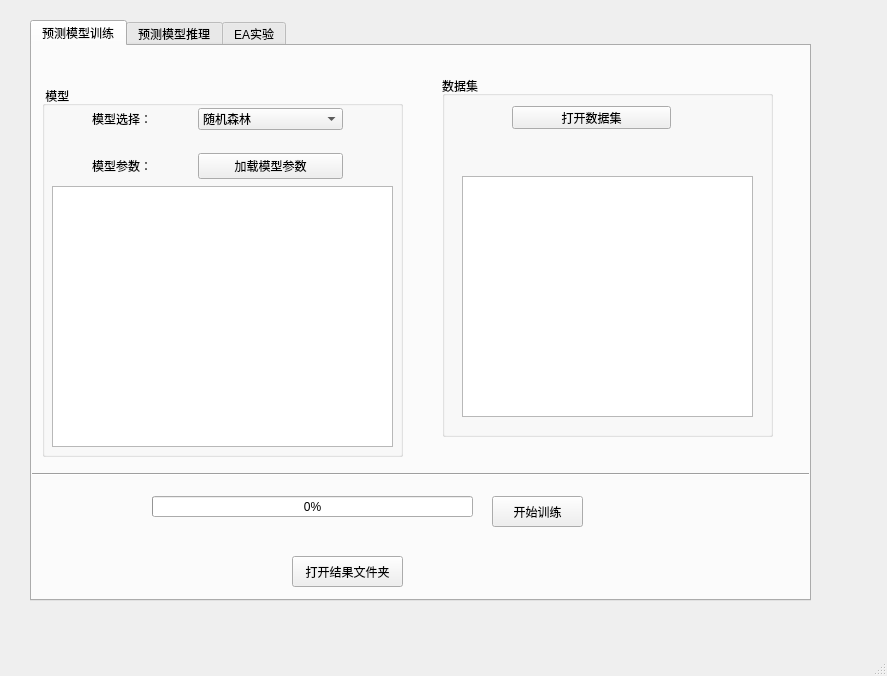
Old version of the form ui/main_page.ui in the repository Znmangosteen/EvoTool.
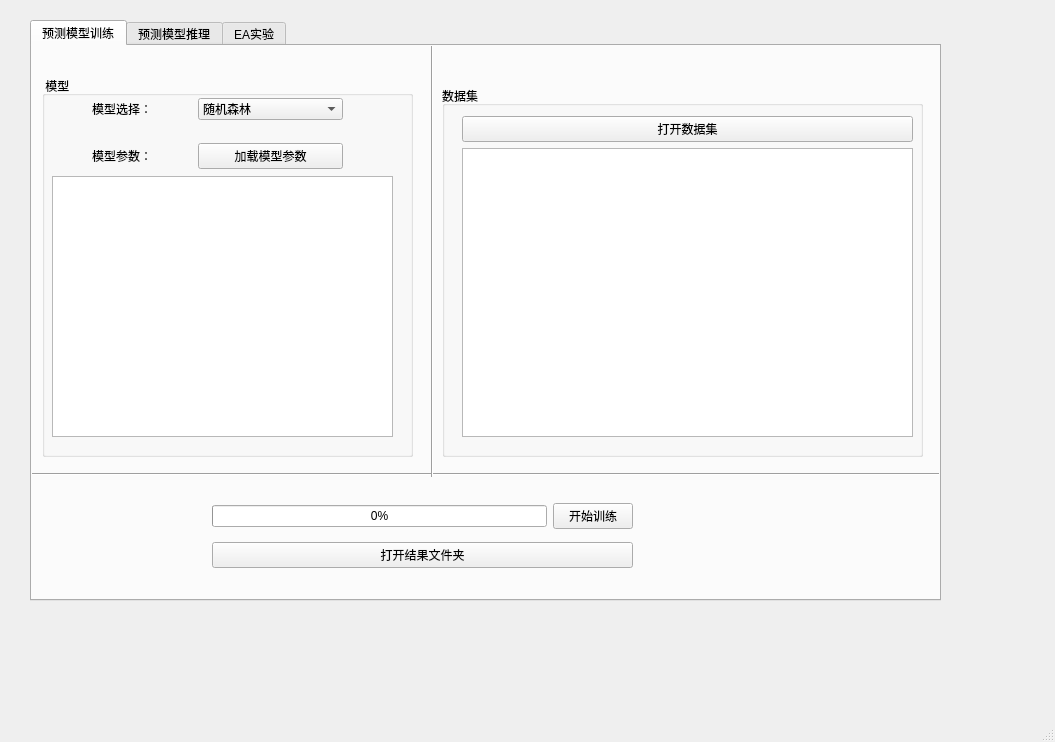
New version of the form.

Commit message: dataset load part & open result folder

Patch:
```diff
--- a/ui/main_page.ui
+++ b/ui/main_page.ui
@@ -6,8 +6,8 @@
    <rect>
     <x>0</x>
     <y>0</y>
-    <width>887</width>
-    <height>676</height>
+    <width>1055</width>
+    <height>742</height>
    </rect>
   </property>
   <property name="windowTitle">
@@ -19,7 +19,7 @@
      <rect>
       <x>30</x>
       <y>20</y>
-      <width>781</width>
+      <width>911</width>
       <height>581</height>
      </rect>
     </property>
@@ -36,39 +36,13 @@
      <attribute name="title">
       <string>预测模型训练</string>
      </attribute>
-     <widget class="QPushButton" name="train_btn">
-      <property name="geometry">
-       <rect>
-        <x>460</x>
-        <y>450</y>
-        <width>91</width>
-        <height>31</height>
-       </rect>
-      </property>
-      <property name="text">
-       <string>开始训练</string>
-      </property>
-     </widget>
-     <widget class="QPushButton" name="open_result_btn">
-      <property name="geometry">
-       <rect>
-        <x>260</x>
-        <y>510</y>
-        <width>111</width>
-        <height>31</height>
-       </rect>
-      </property>
-      <property name="text">
-       <string>打开结果文件夹</string>
-      </property>
-     </widget>
      <widget class="QGroupBox" name="groupBox">
       <property name="geometry">
        <rect>
         <x>10</x>
-        <y>40</y>
-        <width>361</width>
-        <height>371</height>
+        <y>30</y>
+        <width>371</width>
+        <height>381</height>
        </rect>
       </property>
       <property name="title">
@@ -92,8 +66,11 @@
        <property name="alternatingRowColors">
         <bool>true</bool>
        </property>
+       <attribute name="horizontalHeaderStretchLastSection">
+        <bool>true</bool>
+       </attribute>
       </widget>
-      <widget class="QWidget" name="">
+      <widget class="QWidget" name="layoutWidget">
        <property name="geometry">
         <rect>
          <x>50</x>
@@ -189,36 +166,45 @@
       <property name="geometry">
        <rect>
         <x>410</x>
-        <y>30</y>
-        <width>331</width>
-        <height>361</height>
+        <y>40</y>
+        <width>481</width>
+        <height>371</height>
        </rect>
       </property>
       <property name="title">
        <string>数据集</string>
       </property>
-      <widget class="QPushButton" name="open_dataset_btn">
-       <property name="geometry">
-        <rect>
-         <x>70</x>
-         <y>30</y>
-         <width>159</width>
-         <height>23</height>
-        </rect>
-       </property>
-       <property name="text">
-        <string>打开数据集</string>
-       </property>
-      </widget>
-      <widget class="QTableView" name="dataset_table">
+      <widget class="QWidget" name="">
        <property name="geometry">
         <rect>
          <x>20</x>
-         <y>100</y>
-         <width>291</width>
-         <height>241</height>
+         <y>30</y>
+         <width>451</width>
+         <height>321</height>
         </rect>
        </property>
+       <layout class="QVBoxLayout" name="verticalLayout">
+        <item>
+         <widget class="QPushButton" name="open_dataset_btn">
+          <property name="text">
+           <string>打开数据集</string>
+          </property>
+         </widget>
+        </item>
+        <item>
+         <widget class="QTableView" name="dataset_table">
+          <property name="gridStyle">
+           <enum>Qt::SolidLine</enum>
+          </property>
+          <attribute name="horizontalHeaderStretchLastSection">
+           <bool>true</bool>
+          </attribute>
+          <attribute name="verticalHeaderMinimumSectionSize">
+           <number>28</number>
+          </attribute>
+         </widget>
+        </item>
+       </layout>
       </widget>
      </widget>
      <widget class="Line" name="line">
@@ -226,7 +212,7 @@
        <rect>
         <x>-20</x>
         <y>420</y>
-        <width>871</width>
+        <width>931</width>
         <height>16</height>
        </rect>
       </property>
@@ -234,18 +220,51 @@
        <enum>Qt::Horizontal</enum>
       </property>
      </widget>
-     <widget class="QProgressBar" name="progressBar">
+     <widget class="Line" name="line_2">
       <property name="geometry">
        <rect>
-        <x>120</x>
+        <x>390</x>
+        <y>-10</y>
+        <width>20</width>
+        <height>441</height>
+       </rect>
+      </property>
+      <property name="orientation">
+       <enum>Qt::Vertical</enum>
+      </property>
+     </widget>
+     <widget class="QWidget" name="">
+      <property name="geometry">
+       <rect>
+        <x>180</x>
         <y>450</y>
-        <width>321</width>
-        <height>21</height>
+        <width>421</width>
+        <height>81</height>
        </rect>
       </property>
-      <property name="value">
-       <number>0</number>
-      </property>
+      <layout class="QGridLayout" name="gridLayout_2">
+       <item row="0" column="0">
+        <widget class="QProgressBar" name="progressBar">
+         <property name="value">
+          <number>0</number>
+         </property>
+        </widget>
+       </item>
+       <item row="0" column="1">
+        <widget class="QPushButton" name="train_btn">
+         <property name="text">
+          <string>开始训练</string>
+         </property>
+        </widget>
+       </item>
+       <item row="1" column="0" colspan="2">
+        <widget class="QPushButton" name="open_result_btn">
+         <property name="text">
+          <string>打开结果文件夹</string>
+         </property>
+        </widget>
+       </item>
+      </layout>
      </widget>
     </widget>
     <widget class="QWidget" name="prediction_infer">
```
Left out of the diff: 2 changed lines with no effect on the pictures. The commit also changes 5 other files.
